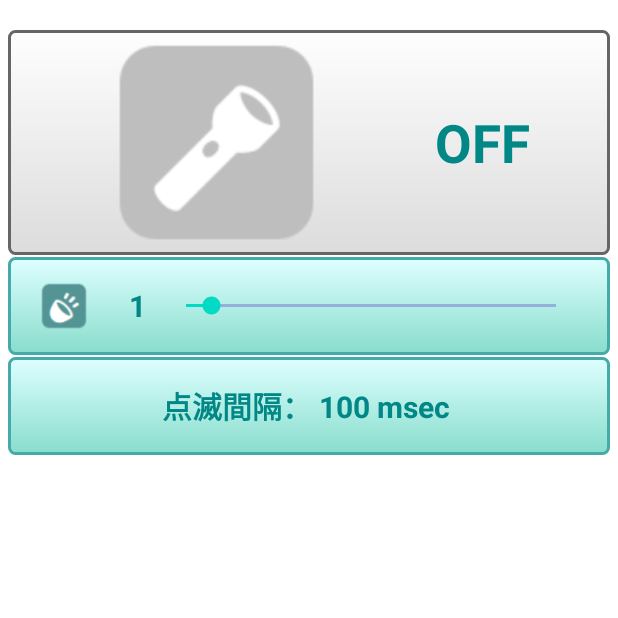
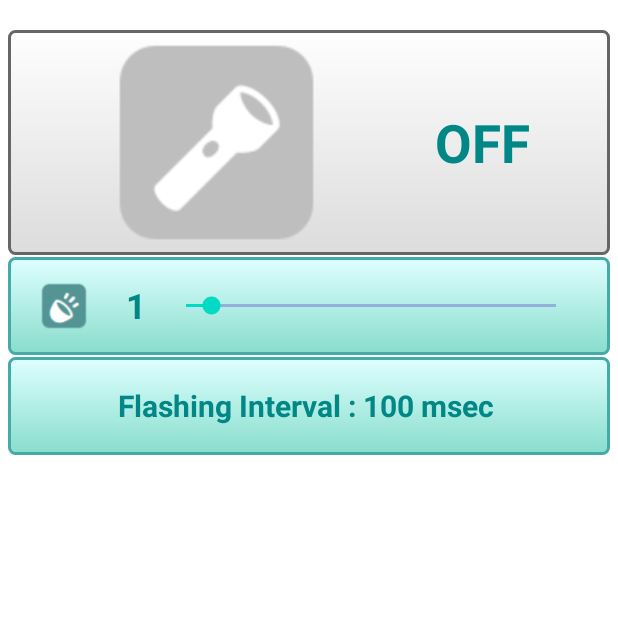
Before and after one commit to tfs-apps-one/LightBlink, an Android app: the screen it shows after launch (MainActivity), on a phone screen of 412 x 824 dp, the top half of it. Run offline under Robolectric (Android 15) with nearby library versions, the phone set to English and light mode, and no system bars.

Commit message:
言語追加（英語・日本語）

```diff
--- a/app/src/main/java/tfsapps/lightblink/MainActivity.java
+++ b/app/src/main/java/tfsapps/lightblink/MainActivity.java
@@ -181,11 +181,13 @@ public class MainActivity extends AppCompatActivity {
 
         TextView text_status = (TextView)findViewById(R.id.text_status);
         int data = db_interval*100;
+        String s1 = getResources().getString(R.string.string_always);
+        String s2 = getResources().getString(R.string.string_interval);
+        String s3 = getResources().getString(R.string.string_msec);
         switch (db_interval){
-            case 0:     text_status.setText(" 常時 点灯 ");
+            case 0:     text_status.setText(s1);
                         break;
-
-            default:    text_status.setText("点滅間隔： "+data+" msec");
+            default:    text_status.setText(s2+" "+data+" "+s3);
                         break;
         }
 
--- a/app/src/main/res/layout/activity_main.xml
+++ b/app/src/main/res/layout/activity_main.xml
@@ -89,7 +89,7 @@
             android:textColor="@color/teal_700"
             android:text="1"
             android:textStyle="bold"
-            android:textSize="20dp"/>
+            android:textSize="23dp"/>
 
         <SeekBar
             android:id="@+id/seek_blink"
--- a/app/src/main/res/values/strings.xml
+++ b/app/src/main/res/values/strings.xml
@@ -1,3 +1,6 @@
 <resources>
-    <string name="app_name">LightBlink</string>
+    <string name="app_name">Flashing Light</string>
+    <string name="string_always"> Always ON </string>
+    <string name="string_interval">Flashing Interval :</string>
+    <string name="string_msec">msec</string>
 </resources>
```
Also changed, not shown: 1 other file.
